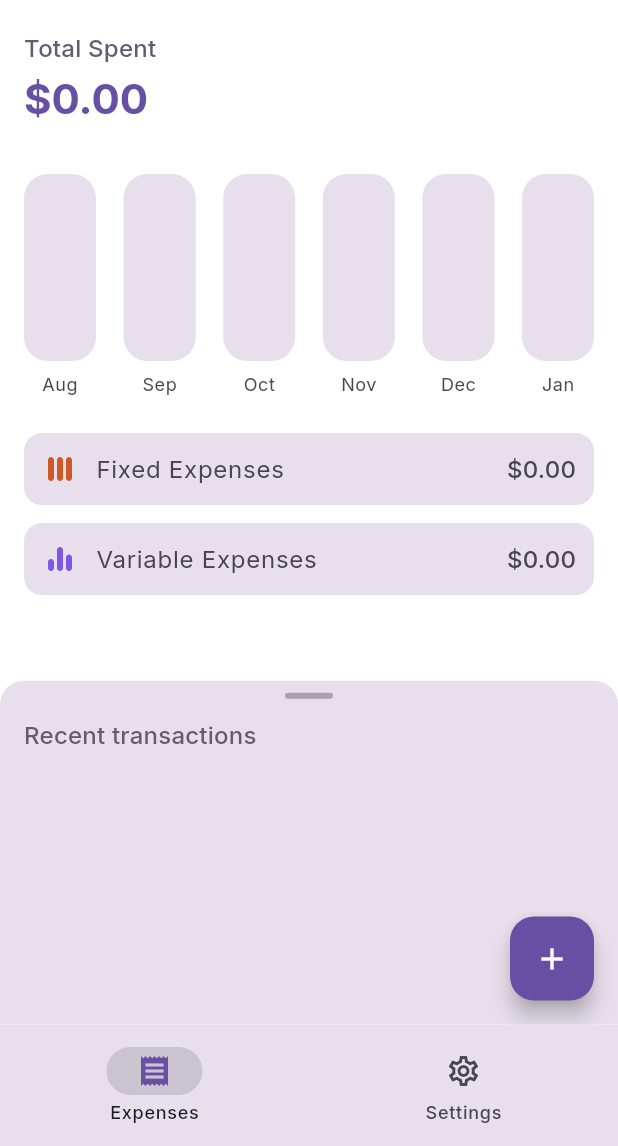
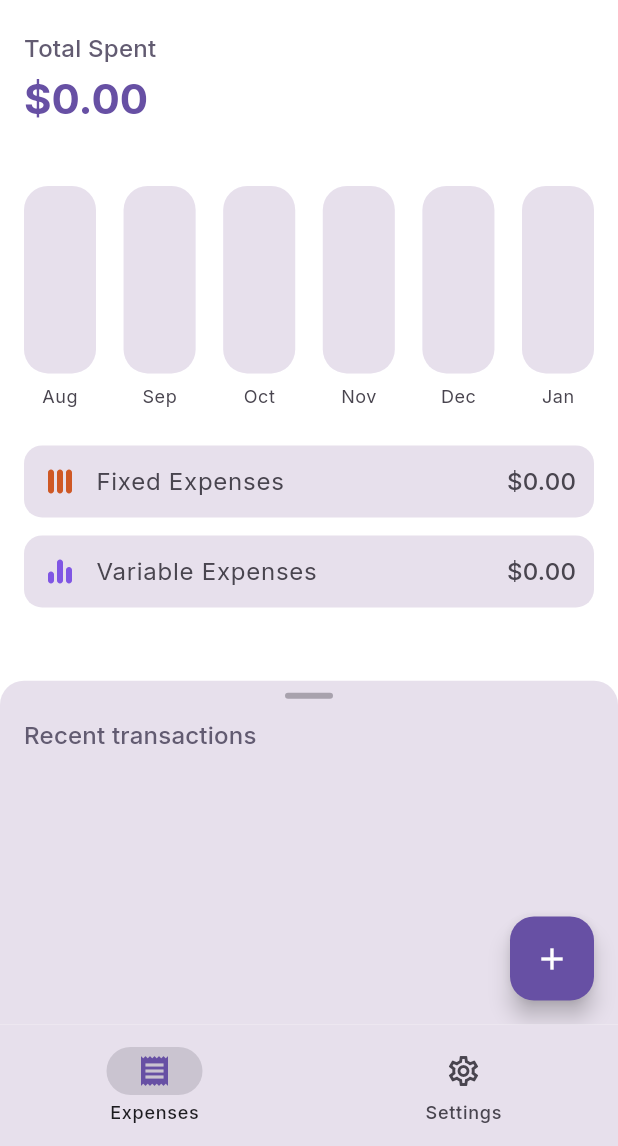
Before and after one commit to 0x6762/kiwi-spending-tracker, a Flutter app: the screen it shows after launch, on a phone screen of 412 x 824 dp, the part 90-1236 px from its top. Run offline on Flutter 3.47's test engine with Material 3 defaults, Android fonts, the phone set to English and light mode, and no system bars; drawn by our look-alikes of fl_chart; our stand-ins replace flutter_svg, google_fonts, shared_preferences.

Commit message:
Adjust graph padding

```diff
--- a/lib/widgets/monthly_expense_chart.dart
+++ b/lib/widgets/monthly_expense_chart.dart
@@ -48,9 +48,9 @@ class MonthlyExpenseChart extends StatelessWidget {
     final currencyFormat = NumberFormat.currency(symbol: '\$');
 
     return AspectRatio(
-      aspectRatio: 2.2,
+      aspectRatio: 2.1,
       child: Padding(
-        padding: const EdgeInsets.only(top: 16),
+        padding: const EdgeInsets.only(top: 24),
         child: BarChart(
           BarChartData(
             alignment: BarChartAlignment.spaceBetween,
```
